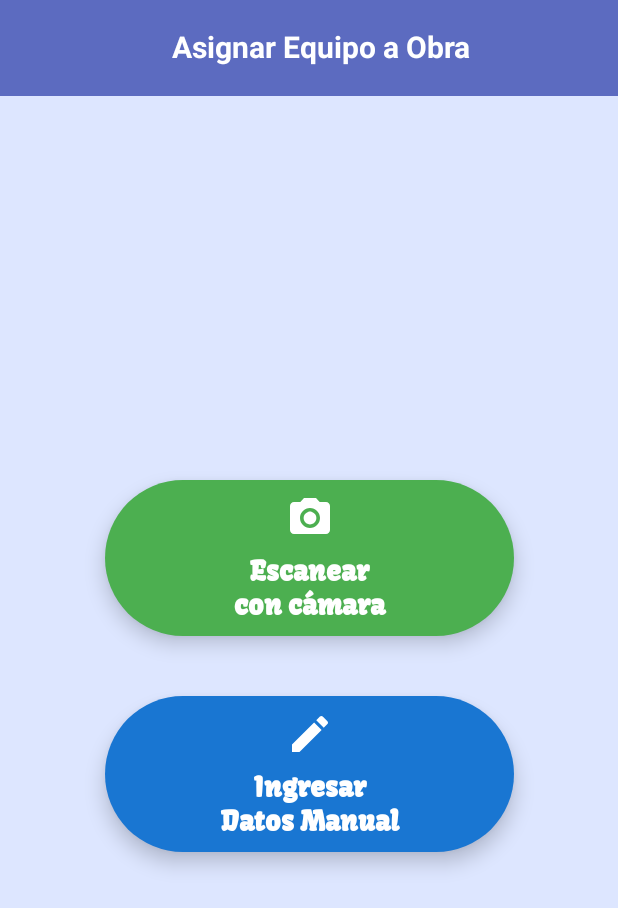
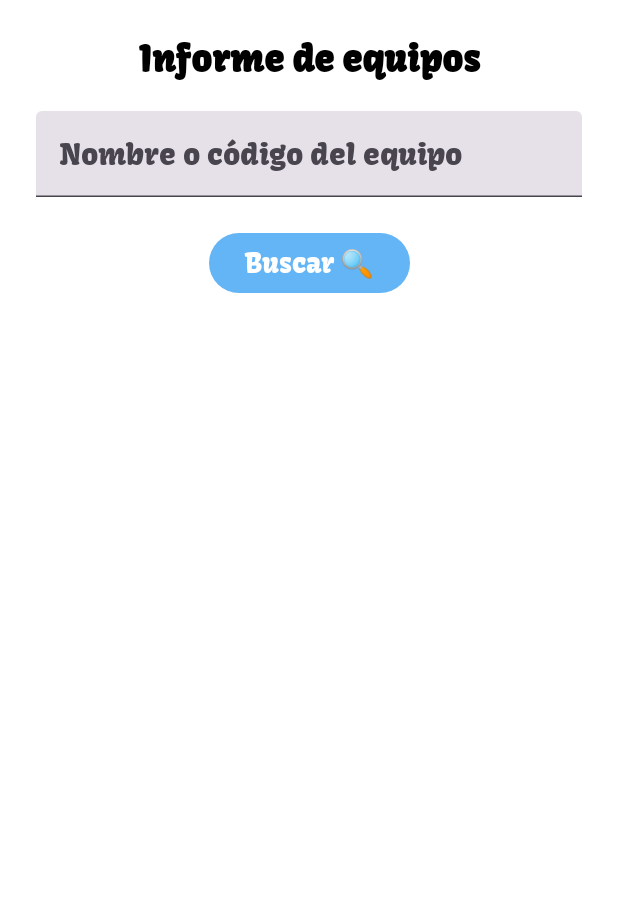
Before and after one commit to constructor1402/InventariadosApp, an Android app built with Jetpack Compose: the screen it shows after launch (MainActivity), on a phone screen of 412 x 824 dp. Shown: the top 908 px of the screen. Run offline under Robolectric (Android 15) with nearby library versions, the phone set to English and light mode, and no system bars.

Commit message:
Implementacion generar informes y pdf en dispositivo y base de datos

```diff
--- a/app/build.gradle.kts
+++ b/app/build.gradle.kts
@@ -84,4 +84,9 @@ dependencies {
     androidTestImplementation("androidx.compose.ui:ui-test-junit4")
     debugImplementation("androidx.compose.ui:ui-tooling")
     debugImplementation("androidx.compose.ui:ui-test-manifest")
+
+    // 📄 Librería para generar PDFs (iText 7)
+    implementation("com.itextpdf:itextpdf:5.5.13.3")
+
+
 }
--- a/app/src/main/java/com/example/inventariadosapp/MainActivity.kt
+++ b/app/src/main/java/com/example/inventariadosapp/MainActivity.kt
@@ -3,25 +3,29 @@ package com.example.inventariadosapp
 import android.os.Bundle
 import androidx.activity.ComponentActivity
 import androidx.activity.compose.setContent
+import androidx.compose.material3.Surface
+import androidx.compose.ui.graphics.Color
 import androidx.navigation.compose.rememberNavController
 import com.example.inventariadosapp.ui.theme.InventariadosAppTheme
-import com.example.inventariadosapp.admin.topografo.assign.assignnavgraph.AssignNavGraph
+import com.example.inventariadosapp.admin.report.reportnavgraph.ReportNavGraph
 import com.google.firebase.FirebaseApp
 
 class MainActivity : ComponentActivity() {
     override fun onCreate(savedInstanceState: Bundle?) {
         super.onCreate(savedInstanceState)
 
-        // ✅ Inicializa Firebase antes de cualquier acceso a Firestore o Auth
+        // ✅ Inicializar Firebase antes de cualquier acceso a Firestore o Auth
         FirebaseApp.initializeApp(this)
 
         setContent {
             InventariadosAppTheme {
-                // ✅ Crea el controlador de navegación
-                val navController = rememberNavController()
+                Surface(color = Color.White) {
+                    // ✅ Controlador de navegación principal
+                    val navController = rememberNavController()
 
-                // ✅ Llama al NavGraph principal del módulo "topógrafo"
-                AssignNavGraph(navController = navController)
+                    // ✅ Llamamos al NavGraph de Reportes
+                    ReportNavGraph(navController = navController)
+                }
             }
         }
     }
--- /dev/null
+++ b/app/src/main/java/com/example/inventariadosapp/admin/report/ReportNavGraph/ReportNavGraph.kt
@@ -0,0 +1,55 @@
+package com.example.inventariadosapp.admin.report.reportnavgraph
+
+import androidx.compose.runtime.Composable
+import androidx.navigation.NavHostController
+import androidx.navigation.compose.NavHost
+import androidx.navigation.compose.composable
+import androidx.navigation.NavType
+import androidx.navigation.navArgument
+import com.example.inventariadosapp.admin.report.components.models.ReportSearchScreen
+import com.example.inventariadosapp.admin.report.components.models.ReportResultsScreen
+import com.example.inventariadosapp.admin.report.components.models.ReportSuccessScreen
+import com.example.inventariadosapp.admin.report.reportnavgraph.ReportRoutes
+
+/**
+ * NavGraph para reportes. La ruta RESULTS acepta argumento:
+ * "report_results/{codigoBuscado}"
+ * Y SUCCESS acepta también el mismo argumento:
+ * "report_success/{codigoBuscado}"
+ */
+@Composable
+fun ReportNavGraph(navController: NavHostController) {
+    NavHost(
+        navController = navController,
+        startDestination = ReportRoutes.SEARCH
+    ) {
+
+        composable(ReportRoutes.SEARCH) {
+            ReportSearchScreen(navController = navController)
+        }
+
+        composable(
+            route = "${ReportRoutes.RESULTS}/{codigoBuscado}",
+            arguments = listOf(navArgument("codigoBuscado") { type = NavType.StringType })
+        ) { backStackEntry ->
+            val raw = backStackEntry.arguments?.getString("codigoBuscado") ?: ""
+            val codigoBuscado = java.net.URLDecoder.decode(raw, "UTF-8")
+            ReportResultsScreen(
+                navController = navController,
+                codigoBuscado = codigoBuscado
+            )
+        }
+
+        composable(
+            route = "${ReportRoutes.SUCCESS}/{codigoBuscado}",
+            arguments = listOf(navArgument("codigoBuscado") { type = NavType.StringType })
+        ) { backStackEntry ->
+            val raw = backStackEntry.arguments?.getString("codigoBuscado") ?: ""
+            val codigoBuscado = java.net.URLDecoder.decode(raw, "UTF-8")
+            ReportSuccessScreen(
+                navController = navController,
+                codigoBuscado = codigoBuscado
+            )
+        }
+    }
+}
--- /dev/null
+++ b/app/src/main/java/com/example/inventariadosapp/admin/report/components/models/ReportSearchScreen.kt
@@ -0,0 +1,60 @@
+package com.example.inventariadosapp.admin.report.components.models
+
+import androidx.compose.foundation.layout.*
+import androidx.compose.material3.*
+import androidx.compose.runtime.*
+import androidx.compose.ui.Alignment
+import androidx.compose.ui.Modifier
+import androidx.compose.ui.graphics.Color
+import androidx.compose.ui.text.font.FontWeight
+import androidx.compose.ui.unit.dp
+import androidx.compose.ui.unit.sp
+import androidx.navigation.NavController
+import com.example.inventariadosapp.admin.report.reportnavgraph.ReportRoutes
+
+@Composable
+fun ReportSearchScreen(navController: NavController) {
+    var nombreCodigo by remember { mutableStateOf("") }
+
+    Column(
+        modifier = Modifier
+            .fillMaxSize()
+            .padding(24.dp),
+        horizontalAlignment = Alignment.CenterHorizontally
+    ) {
+        Text(
+            text = "Informe de equipos",
+            fontSize = 24.sp,
+            fontWeight = FontWeight.Bold,
+            color = Color(0xFF000000)
+        )
+
+        Spacer(modifier = Modifier.height(20.dp))
+
+        TextField(
+            value = nombreCodigo,
+            onValueChange = { nombreCodigo = it },
+            label = { Text("Nombre o código del equipo") },
+            modifier = Modifier.fillMaxWidth()
+        )
+
+        Spacer(modifier = Modifier.height(20.dp))
+
+        Button(
+            onClick = {
+                val query = nombreCodigo.trim()
+                if (query.isNotEmpty()) {
+                    // Navegamos pasando el parámetro por la ruta
+                    navController.navigate("${ReportRoutes.RESULTS}/${UriEncode(query)}")
+                }
+            },
+            colors = ButtonDefaults.buttonColors(containerColor = Color(0xFF64B5F6))
+        ) {
+            Text("Buscar 🔍", fontSize = 18.sp)
+        }
+    }
+}
+
+/** Utils: codificar parámetros para rutas (evita problemas con espacios/caracteres) */
+private fun UriEncode(value: String): String =
+    java.net.URLEncoder.encode(value, "UTF-8")
```
Also changed, not shown: app/src/main/AndroidManifest.xml (+24 -2 lines), app/src/main/java/com/example/inventariadosapp/admin/report/components/ReportRepository.kt (added, +141 -0 lines), app/src/main/java/com/example/inventariadosapp/admin/report/components/models/ReportResultsScreen.kt (added, +117 -0 lines), app/src/main/java/com/example/inventariadosapp/admin/report/components/models/ReportRoutes.kt (added, +10 -0 lines), app/src/main/java/com/example/inventariadosapp/admin/report/components/models/ReportSuccessScreen.kt (added, +210 -0 lines), app/src/main/res/xml/file_paths.xml (added, +7 -0 lines), 2 other files.
